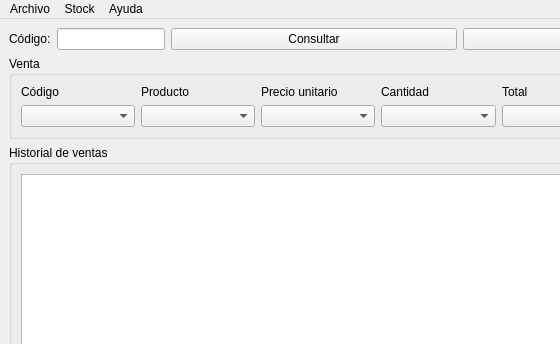
matyvico/StockSimple, file GUI/stock.ui: the form before one commit; both pictures show x 0 to 560 and y 0 to 344 of the 757 by 492 pixel window.
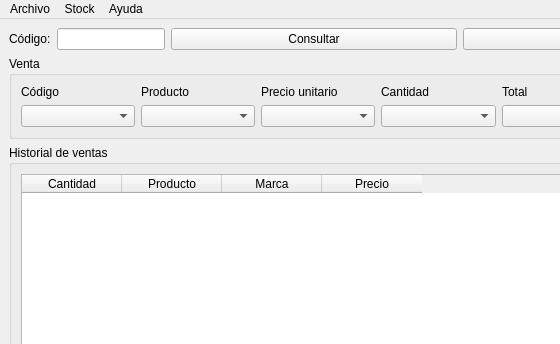
The form after the commit.

Commit message:
Modificación general de GUI y eliminación de código antiguo
Modificación general de GUI en varias de las ventanas. Se modifican para incluír muchas funcionalidades como el control de stock bajo, y distintos vendedores. Se elimina código antiguo y/o comentarios innecesarios. Se genera un script para automatizar la conversión de cada uno de los archivos *.ui a *.py ('pyuic5.py' en la carpeta 'GUI').

```diff
--- a/GUI/stock.ui
+++ b/GUI/stock.ui
@@ -128,7 +128,28 @@
       </property>
       <layout class="QVBoxLayout" name="verticalLayout">
        <item>
-        <widget class="QTableWidget" name="tableStock"/>
+        <widget class="QTableWidget" name="tableStock">
+         <column>
+          <property name="text">
+           <string>Cantidad</string>
+          </property>
+         </column>
+         <column>
+          <property name="text">
+           <string>Producto</string>
+          </property>
+         </column>
+         <column>
+          <property name="text">
+           <string>Marca</string>
+          </property>
+         </column>
+         <column>
+          <property name="text">
+           <string>Precio</string>
+          </property>
+         </column>
+        </widget>
        </item>
       </layout>
       <zorder>tableStock</zorder>
```
Left out of the diff: 14 changed lines with no effect on the pictures. The commit also changes 5 other files.
